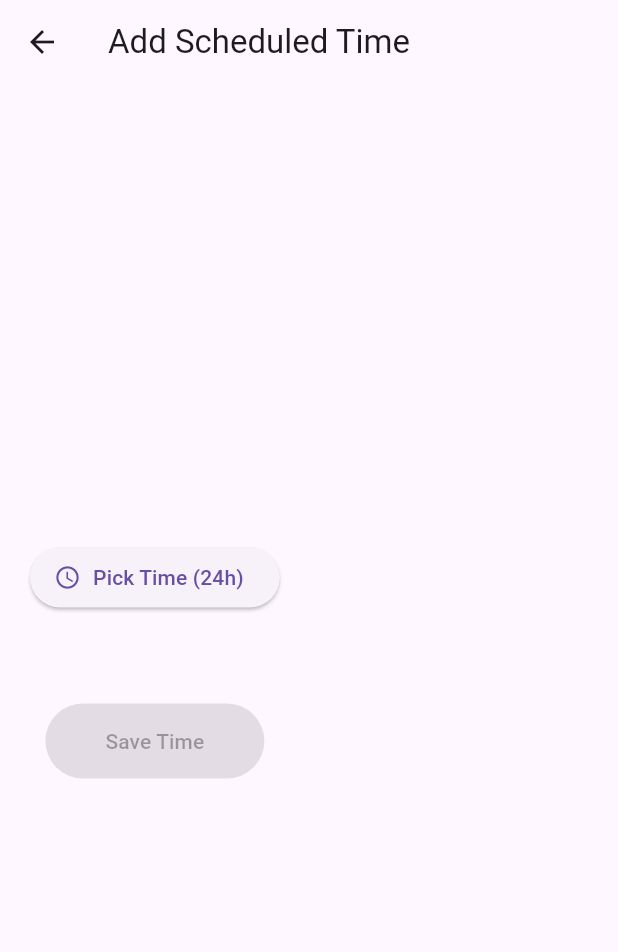
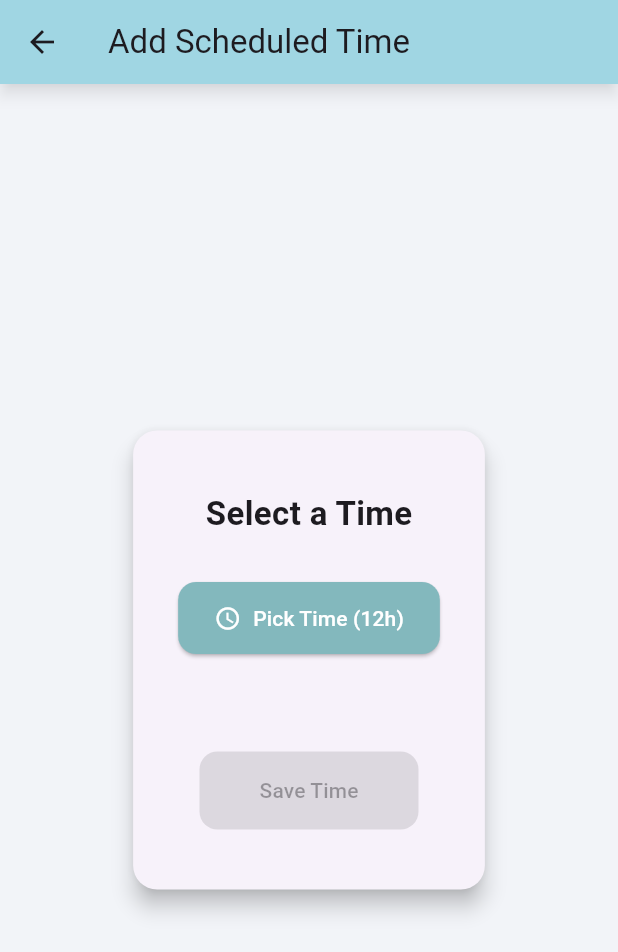
Before and after one commit to ThatFit3/ponder_v2, a Flutter app: the AddTime screen opened directly with empty values, on a phone screen of 412 x 824 dp. Shown: the top 952 px of the screen. Run offline on Flutter 3.47's test engine with Material 3 defaults, Android fonts, the phone set to English and light mode, and no system bars; our stand-ins replace carousel_slider, cloud_firestore, firebase_auth, firebase_core, flutter_dotenv; accounts and stored records are empty; network calls fail.

Commit message:
im done frfr

```diff
--- a/lib/pages/add/addTime.dart
+++ b/lib/pages/add/addTime.dart
@@ -17,12 +17,7 @@ class _AddTimeState extends State<AddTime> {
     final TimeOfDay? picked = await showTimePicker(
       context: context,
       initialTime: TimeOfDay.now(),
-      builder: (context, child) {
-        return MediaQuery(
-          data: MediaQuery.of(context).copyWith(alwaysUse24HourFormat: true),
-          child: child!,
-        );
-      },
+      // 12-hour format input by default
     );
 
     if (picked != null) {
@@ -37,9 +32,7 @@ class _AddTimeState extends State<AddTime> {
 
     final String formattedTime = selectedTime!.hour.toString().padLeft(2, '0') +
         ":" +
-        selectedTime!.minute
-            .toString()
-            .padLeft(2, '0'); // 24-hour formatted string
+        selectedTime!.minute.toString().padLeft(2, '0');
 
     try {
       await FirebaseFirestore.instance
@@ -57,7 +50,7 @@ class _AddTimeState extends State<AddTime> {
         ),
       );
 
-      Navigator.pop(context, true); // Return true to indicate update
+      Navigator.pop(context, true);
     } catch (e) {
       print('Error saving time: $e');
       ScaffoldMessenger.of(context).showSnackBar(
@@ -68,38 +61,74 @@ class _AddTimeState extends State<AddTime> {
 
   @override
   Widget build(BuildContext context) {
+    final String? displayTime = selectedTime == null
+        ? null
+        : selectedTime!.format(context); // 12-hour format
+
     return Scaffold(
       appBar: AppBar(
         title: const Text("Add Scheduled Time"),
+        elevation: 4,
+        shadowColor: Colors.black45,
+        backgroundColor: const Color.fromARGB(255, 166, 227, 233),
       ),
-      body: Padding(
-        padding: const EdgeInsets.all(20),
+      backgroundColor: const Color(0xFFF2F4F8),
+      body: Center(
+        child: Card(
+          elevation: 6,
+          shape:
+              RoundedRectangleBorder(borderRadius: BorderRadius.circular(16)),
+          margin: const EdgeInsets.all(20),
+          child: Padding(
+            padding: const EdgeInsets.symmetric(vertical: 40, horizontal: 30),
             child: Column(
-          mainAxisAlignment: MainAxisAlignment.center,
+              mainAxisSize: MainAxisSize.min,
               children: [
+                const Text(
+                  "Select a Time",
+                  style: TextStyle(fontSize: 22, fontWeight: FontWeight.bold),
+                ),
+                const SizedBox(height: 30),
                 ElevatedButton.icon(
                   onPressed: pickTime,
                   icon: const Icon(Icons.access_time),
-              label: const Text("Pick Time (24h)"),
+                  label: const Text("Pick Time (12h)"),
+                  style: ElevatedButton.styleFrom(
+                    foregroundColor: Colors.white,
+                    backgroundColor: const Color.fromARGB(255, 131, 184, 189),
+                    shape: RoundedRectangleBorder(
+                      borderRadius: BorderRadius.circular(12),
                     ),
-            const SizedBox(height: 20),
-            if (selectedTime != null)
+                    padding: const EdgeInsets.symmetric(
+                        vertical: 14, horizontal: 24),
+                  ),
+                ),
+                const SizedBox(height: 25),
+                if (displayTime != null)
                   Text(
-                "Selected: ${selectedTime!.hour.toString().padLeft(2, '0')}:${selectedTime!.minute.toString().padLeft(2, '0')}",
-                style: const TextStyle(fontSize: 18),
+                    "Selected: $displayTime",
+                    style: const TextStyle(fontSize: 20, color: Colors.black87),
                   ),
                 const SizedBox(height: 40),
                 ElevatedButton(
                   onPressed: selectedTime == null ? null : saveTime,
                   child: const Text("Save Time"),
                   style: ElevatedButton.styleFrom(
-                padding:
-                    const EdgeInsets.symmetric(horizontal: 40, vertical: 15),
+                    foregroundColor: Colors.white,
+                    backgroundColor:
+                        selectedTime == null ? Colors.grey : Colors.green,
+                    padding: const EdgeInsets.symmetric(
+                        horizontal: 40, vertical: 16),
+                    shape: RoundedRectangleBorder(
+                      borderRadius: BorderRadius.circular(12),
+                    ),
                   ),
                 ),
               ],
             ),
           ),
+        ),
+      ),
     );
   }
 }
--- a/lib/root.dart
+++ b/lib/root.dart
@@ -58,7 +58,10 @@ class RootPageState extends State<RootPage> {
                       MaterialPageRoute(builder: (context) => AddPage()),
                     );
                   },
-                  child: Icon(Icons.add),
+                  child: Icon(
+                    Icons.add,
+                    color: Colors.white,
+                  ),
                 ),
                 bottomNavigationBar: BottomAppBar(
                   color: const Color.fromARGB(255, 166, 227, 233),
```
Also changed, not shown: lib/pages/home/homePage.dart (+12 -3 lines), lib/pages/home/monitoringCard.dart (+76 -6 lines), lib/pages/home/scheduledList.dart (+35 -27 lines), 1 other file. Lines whose indentation alone changed are shown as unchanged.
